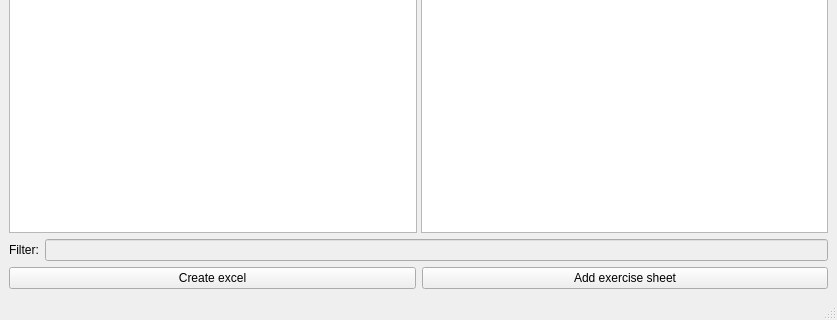
Qt form dlgCreatorMain.ui (sfaroy/math_ex_creator) before a commit; both pictures show x 0 to 837 and y 280 to 600 of the 837 by 600 pixel window.
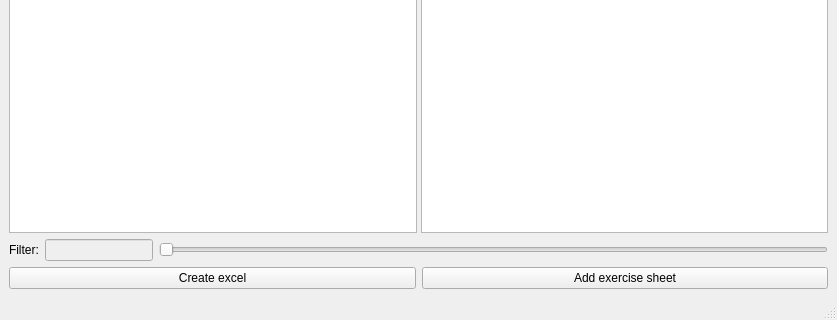
The same form after that commit.

The edit to the form file:
```diff
--- a/dlgCreatorMain.ui
+++ b/dlgCreatorMain.ui
@@ -44,6 +44,25 @@
         <property name="enabled">
          <bool>false</bool>
         </property>
+        <property name="sizePolicy">
+         <sizepolicy hsizetype="Expanding" vsizetype="Fixed">
+          <horstretch>0</horstretch>
+          <verstretch>0</verstretch>
+         </sizepolicy>
+        </property>
+       </widget>
+      </item>
+      <item>
+       <widget class="QSlider" name="horizontalSlider">
+        <property name="sizePolicy">
+         <sizepolicy hsizetype="Expanding" vsizetype="Fixed">
+          <horstretch>1</horstretch>
+          <verstretch>0</verstretch>
+         </sizepolicy>
+        </property>
+        <property name="orientation">
+         <enum>Qt::Horizontal</enum>
+        </property>
        </widget>
       </item>
      </layout>
```
